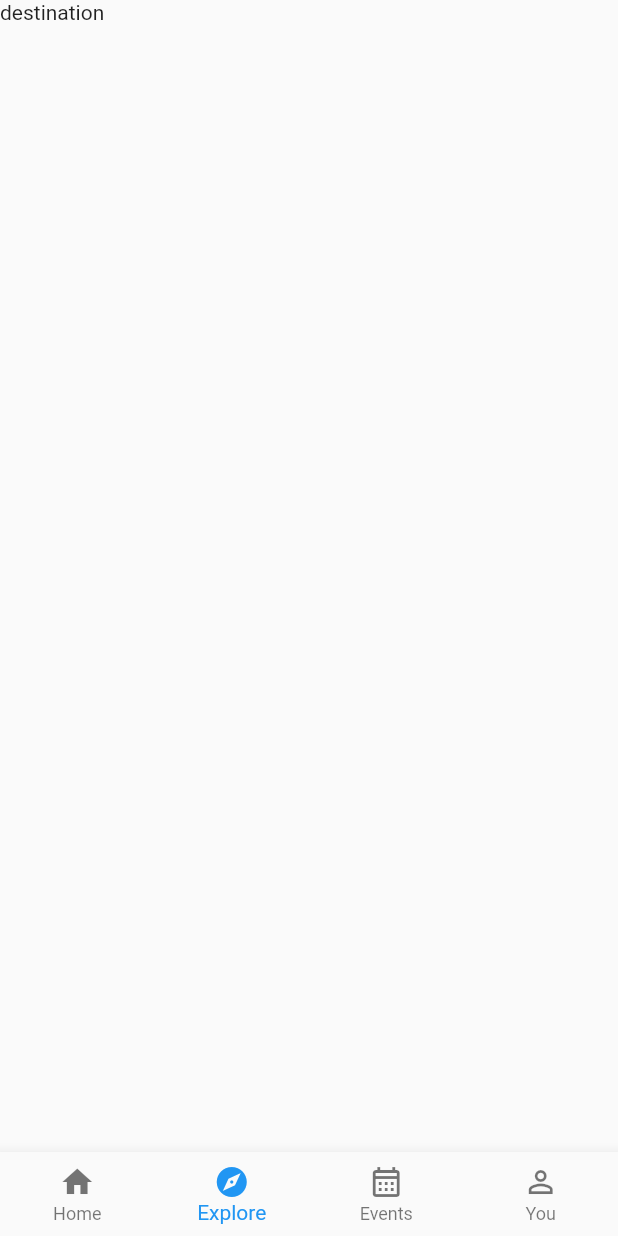
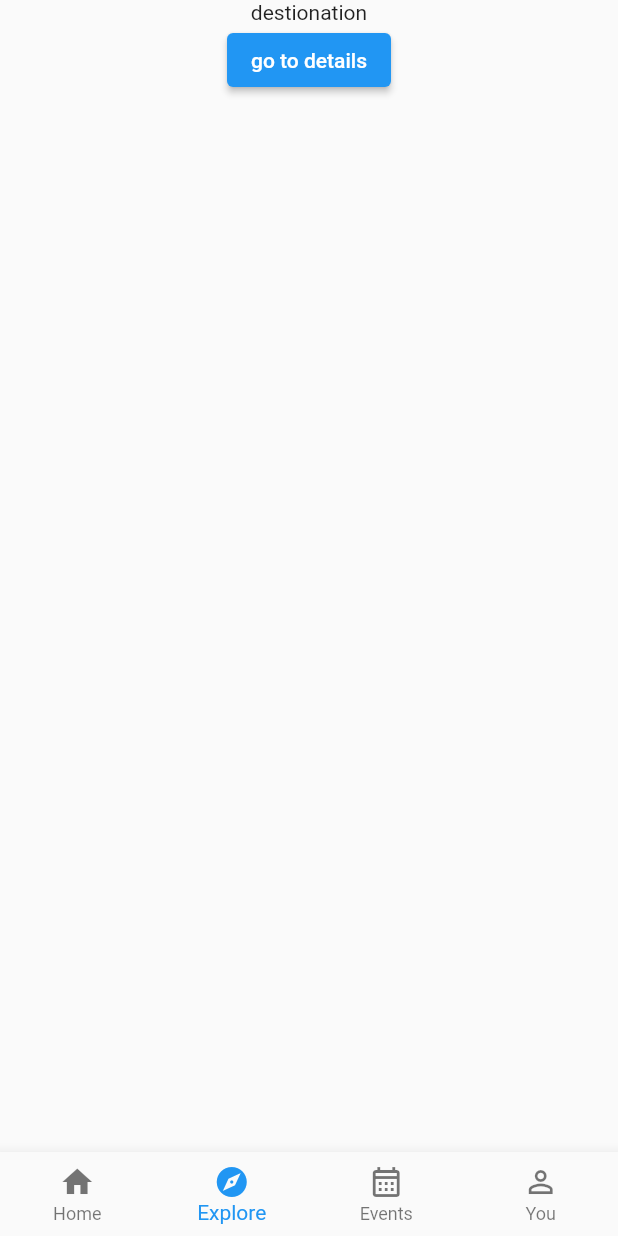
Before and after one commit to TiaDev7474/boostera, a Flutter app: the screen it shows after launch, item 2 of the bottom bar chosen, on a phone screen of 412 x 824 dp. Run offline on Flutter 3.47's test engine with Material 2 defaults, Android fonts, the phone set to English and light mode, and no system bars; our stand-ins replace go_router.

Commit message:
feat:configure go_router to handle nested bottom navigation

```diff
--- a/lib/src/common/constants/routes.dart
+++ b/lib/src/common/constants/routes.dart
@@ -4,5 +4,5 @@ const String loginPage = '/login';
 const String homePage = '/';
 const String WelcomePage = '/welcome';
 const String destinationPage = '/destination';
-const String destinationDetailPage = 'detail';
+const String destinationDetailPage = '/destination/detail';
 const String eventPage = '/event';
--- a/lib/src/core/route/app_route.dart
+++ b/lib/src/core/route/app_route.dart
@@ -16,8 +16,8 @@ class AppRouter {
   }
 
   AppRouter._internal() {
-
     router = GoRouter(
+        debugLogDiagnostics: true,
         navigatorKey: _rootNavigatorKey,
         initialLocation: route_path.homePage,
         routes: [
@@ -44,7 +44,17 @@ class AppRouter {
                           path: route_path.destinationPage,
                           pageBuilder: (context, state) {
                             return getPage(
-                                child: const Text('destination'),
+                                child: Column(
+                                  children: [
+                                     const Text("destionation"),
+                                      ElevatedButton(
+                                          onPressed: (){
+                                              AppRouter.router.go(route_path.destinationDetailPage);
+                                          },
+                                          child: const Text("go to details")
+                                      )
+                                  ],
+                                ),
                                 state: state
                             );
                           },
```
